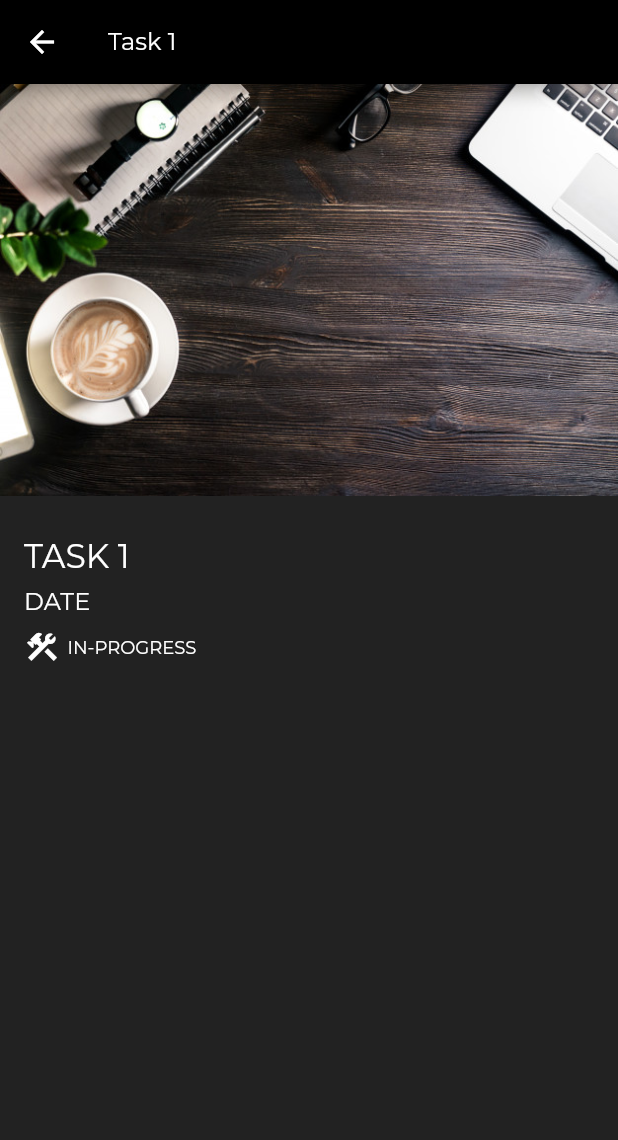
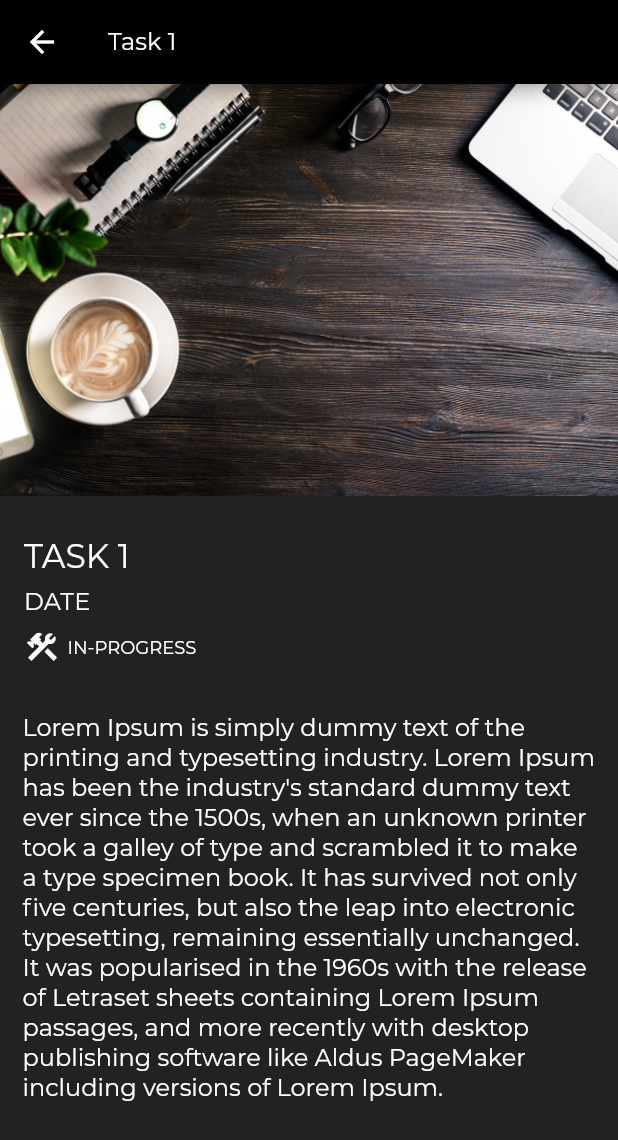
Before and after one commit to Jazz-hash/Google-Solution-Challenge, a Flutter app: the NewsFeed widget shown alone on an empty page, opened directly, after a tap on "TASK 1", on a phone screen of 412 x 824 dp. Shown: the top 1140 px of the screen. Run offline on Flutter 3.47's test engine with Material 2 defaults, Android fonts, the phone set to English and light mode, and no system bars; our stand-ins replace curved_navigation_bar, timelines; missing offline and left inert: bezier_chart, flutter_sparkline, folding_cell.

Commit message:
Task details page added | changed theme | working on backend functions

```diff
--- a/lib/models/Order.dart
+++ b/lib/models/Order.dart
@@ -1,9 +1,13 @@
+import 'package:bizzhome/models/Task.dart';
+
 class OrderInfo {
   final int id;
   final DateTime date;
   final ClientInfo clientInfo;
   final String description;
   final List<DeliveryProcess> deliveryProcesses;
+  // final Task task;
+  final String task;
 
   OrderInfo({
     this.id,
@@ -11,12 +15,14 @@ class OrderInfo {
     this.clientInfo,
     this.description,
     this.deliveryProcesses,
+    this.task,
   });
 
   static List<OrderInfo> fetchAll() {
     return [
       OrderInfo(
         id: 1,
+        task: "Task 2",
         date: DateTime.now(),
         clientInfo: ClientInfo(
           name: 'TestClient',
--- a/lib/models/Task.dart
+++ b/lib/models/Task.dart
@@ -30,7 +30,8 @@ class Task {
       Task(
         id: 1,
         title: "Task 1",
-        description: "Description",
+        description:
+            "Lorem Ipsum is simply dummy text of the printing and typesetting industry. Lorem Ipsum has been the industry's standard dummy text ever since the 1500s, when an unknown printer took a galley of type and scrambled it to make a type specimen book. It has survived not only five centuries, but also the leap into electronic typesetting, remaining essentially unchanged. It was popularised in the 1960s with the release of Letraset sheets containing Lorem Ipsum passages, and more recently with desktop publishing software like Aldus PageMaker including versions of Lorem Ipsum.",
         status: "In-Progress",
         client: Client(
           name: "Batman",
@@ -43,9 +44,10 @@ class Task {
         imagePath: "assets/images/background.jpg",
       ),
       Task(
-        id: 1,
+        id: 2,
         title: "Task 2",
-        description: "Description",
+        description:
+            "Lorem Ipsum is simply dummy text of the printing and typesetting industry. Lorem Ipsum has been the industry's standard dummy text ever since the 1500s, when an unknown printer took a galley of type and scrambled it to make a type specimen book. It has survived not only five centuries, but also the leap into electronic typesetting, remaining essentially unchanged. It was popularised in the 1960s with the release of Letraset sheets containing Lorem Ipsum passages, and more recently with desktop publishing software like Aldus PageMaker including versions of Lorem Ipsum.",
         status: "Completed",
         client: Client(
           name: "Batman",
@@ -70,4 +72,15 @@ class Task {
     }
     return null;
   }
+
+  static List<Task> fetchInProgress(String type) {
+    List<Task> tasks = Task.fetchAll();
+    List<Task> inProgressTask = [];
+    for (var i = 0; i < tasks.length; i++) {
+      if (tasks[i].status == type) {
+        inProgressTask.add(tasks[i]);
+      }
+    }
+    return inProgressTask;
+  }
 }
--- a/lib/screens/newsfeed.dart
+++ b/lib/screens/newsfeed.dart
@@ -7,6 +7,13 @@ import 'package:bizzhome/models/Task.dart';
 class NewsFeed extends StatelessWidget {
   _onTaskTap(BuildContext context, int taskID) {
     Navigator.pushNamed(context, TaskDetailRoute, arguments: {"id": taskID});
+  }
+
+  _onTaskTypeTap(BuildContext context, String type) {
+    final tasks = Task.fetchInProgress(type);
+    for (var i = 0; i < tasks.length; i++) {
+      debugPrint(tasks[i].title);
+    }
   }
 
   @override
@@ -20,7 +27,10 @@ class NewsFeed extends StatelessWidget {
             child: Row(
               mainAxisAlignment: MainAxisAlignment.spaceEvenly,
               children: [
-                Chip(
+                GestureDetector(
+                  onTap: () => _onTaskTypeTap(context, "In-Progress"),
+                  key: Key('in_progress'),
+                  child: Chip(
                     backgroundColor: Color(0xFFE5634D),
                     avatar: CircleAvatar(
                       backgroundColor: Colors.transparent,
@@ -29,14 +39,19 @@ class NewsFeed extends StatelessWidget {
                     label: Text('In-Progress',
                         style: TextStyle(color: Colors.white)),
                   ),
-                Chip(
+                ),
+                GestureDetector(
+                  onTap: () => _onTaskTypeTap(context, "Completed"),
+                  key: Key('completed'),
+                  child: Chip(
                     backgroundColor: Colors.black87,
                     avatar: CircleAvatar(
                       backgroundColor: Colors.transparent,
                       child: Icon(Icons.check, color: Colors.white),
                     ),
-                  label:
-                      Text('Completed', style: TextStyle(color: Colors.white)),
+                    label: Text('Completed',
+                        style: TextStyle(color: Colors.white)),
+                  ),
                 ),
               ],
             ),
--- a/lib/screens/task_details.dart
+++ b/lib/screens/task_details.dart
@@ -38,6 +38,15 @@ class TaskDetail extends StatelessWidget {
               child: TaskTile(task.title, task.assignedDate, task.status,
                   task.description, true),
             ),
+            Padding(
+              padding: EdgeInsets.symmetric(vertical: 5.0, horizontal: 15.0),
+              child: Text(
+                task.description,
+                style: TextStyle(
+                  color: Colors.white,
+                ),
+              ),
+            ),
           ],
           // ..addAll(textSections(location))),
         ),
--- a/lib/screens/tasksheet.dart
+++ b/lib/screens/tasksheet.dart
@@ -62,7 +62,7 @@ class _OrderTitle extends StatelessWidget {
     return Row(
       children: [
         Text(
-          'Delivery #${orderInfo.id}',
+          'Delivery #${orderInfo.id} for ${orderInfo.task}',
           style: TextStyle(
             fontWeight: FontWeight.bold,
             color: Colors.white,
```
Also changed, not shown: 1 other file. Lines whose indentation alone changed are shown as unchanged.
